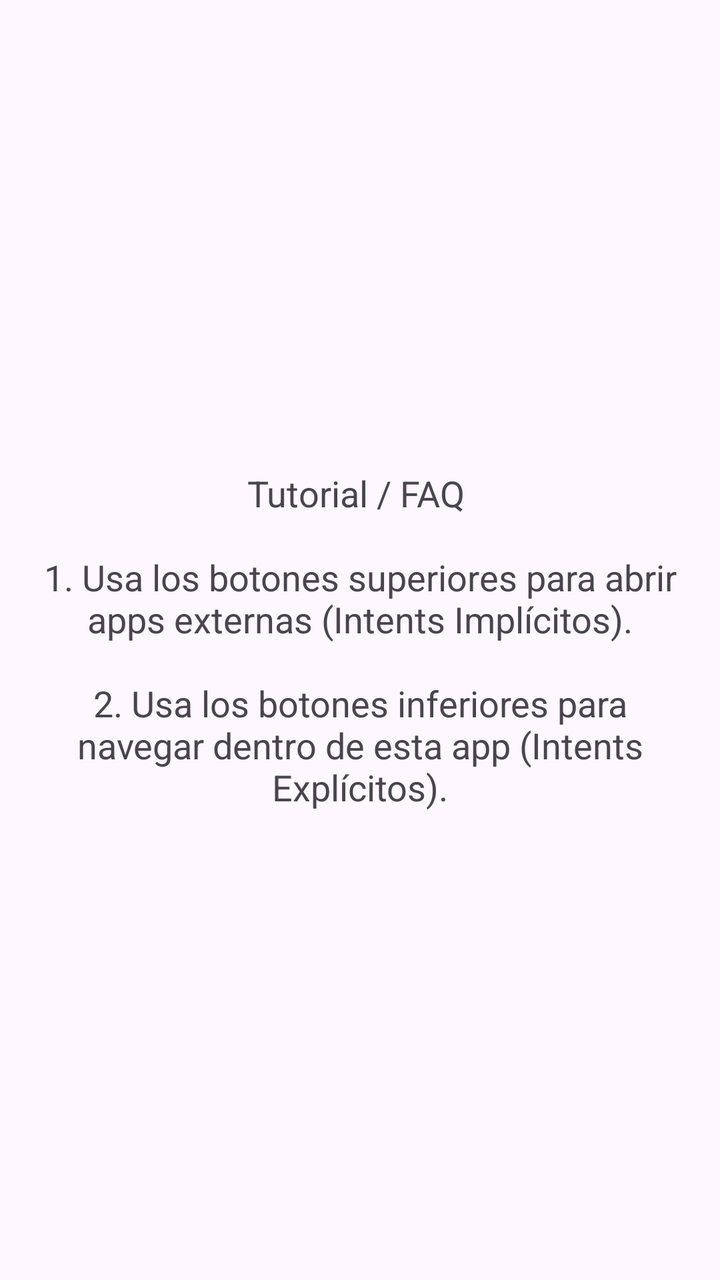
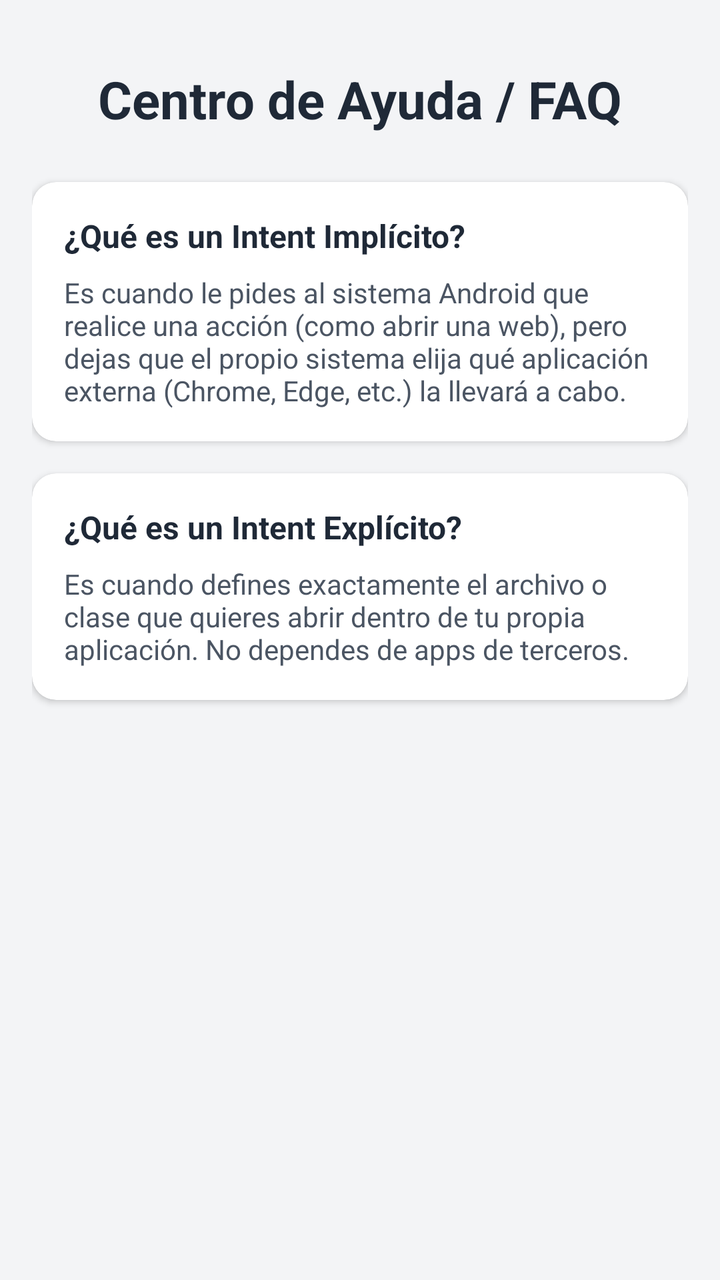

Screens rendered from an Android XML layout before and after an edit, with the pre-edit source and the edit as a unified diff.
<!-- AndroidManifest.xml: application theme Theme.App20 -->
<!-- res/layout/activity_ayuda.xml -->
<?xml version="1.0" encoding="utf-8"?>
<LinearLayout xmlns:android="http://schemas.android.com/apk/res/android"
    android:layout_width="match_parent"
    android:layout_height="match_parent"
    android:gravity="center"
    android:padding="20dp">

    <TextView
        android:layout_width="wrap_content"
        android:layout_height="wrap_content"
        android:text="Tutorial / FAQ \n\n1. Usa los botones superiores para abrir apps externas (Intents Implícitos).\n\n2. Usa los botones inferiores para navegar dentro de esta app (Intents Explícitos)."
        android:textSize="18sp"
        android:textAlignment="center"/>
</LinearLayout>
<!-- resources referenced by this layout -->
<resources>
  <style name="Theme.App20" parent="Base.Theme.App20" />
  <style name="Base.Theme.App20" parent="Theme.Material3.DayNight.NoActionBar">
          
          
      </style>
</resources>

<!-- the commit's change to res/layout/activity_ayuda.xml (unified diff, before → after) -->
@@ -1,14 +1,86 @@
 <?xml version="1.0" encoding="utf-8"?>
-<LinearLayout xmlns:android="http://schemas.android.com/apk/res/android"
+<ScrollView xmlns:android="http://schemas.android.com/apk/res/android"
+    xmlns:app="http://schemas.android.com/apk/res-auto"
     android:layout_width="match_parent"
     android:layout_height="match_parent"
-    android:gravity="center"
-    android:padding="20dp">
+    android:background="#F3F4F6"
+    android:padding="16dp">
 
-    <TextView
-        android:layout_width="wrap_content"
+    <LinearLayout
+        android:layout_width="match_parent"
         android:layout_height="wrap_content"
-        android:text="Tutorial / FAQ \n\n1. Usa los botones superiores para abrir apps externas (Intents Implícitos).\n\n2. Usa los botones inferiores para navegar dentro de esta app (Intents Explícitos)."
-        android:textSize="18sp"
-        android:textAlignment="center"/>
-</LinearLayout>
+        android:orientation="vertical">
+
+        <TextView
+            android:layout_width="match_parent"
+            android:layout_height="wrap_content"
+            android:layout_marginTop="16dp"
+            android:layout_marginBottom="24dp"
+            android:text="Centro de Ayuda / FAQ"
+            android:textAlignment="center"
+            android:textColor="#1F2937"
+            android:textSize="26sp"
+            android:textStyle="bold" />
+
+        <androidx.cardview.widget.CardView
+            android:layout_width="match_parent"
+            android:layout_height="wrap_content"
+            android:layout_marginBottom="16dp"
+            app:cardCornerRadius="12dp"
+            app:cardElevation="2dp">
+
+            <LinearLayout
+                android:layout_width="match_parent"
+                android:layout_height="wrap_content"
+                android:orientation="vertical"
+                android:padding="16dp">
+
+                <TextView
+                    android:layout_width="match_parent"
+                    android:layout_height="wrap_content"
+                    android:layout_marginBottom="8dp"
+                    android:text="¿Qué es un Intent Implícito?"
+                    android:textColor="#1F2937"
+                    android:textSize="16sp"
+                    android:textStyle="bold" />
+
+                <TextView
+                    android:layout_width="match_parent"
+                    android:layout_height="wrap_content"
+                    android:text="Es cuando le pides al sistema Android que realice una acción (como abrir una web), pero dejas que el propio sistema elija qué aplicación externa (Chrome, Edge, etc.) la llevará a cabo."
+                    android:textColor="#4B5563" />
+            </LinearLayout>
+        </androidx.cardview.widget.CardView>
+
+        <androidx.cardview.widget.CardView
+            android:layout_width="match_parent"
+            android:layout_height="wrap_content"
+            android:layout_marginBottom="16dp"
+            app:cardCornerRadius="12dp"
+            app:cardElevation="2dp">
+
+            <LinearLayout
+                android:layout_width="match_parent"
+                android:layout_height="wrap_content"
+                android:orientation="vertical"
+                android:padding="16dp">
+
+                <TextView
+                    android:layout_width="match_parent"
+                    android:layout_height="wrap_content"
+                    android:layout_marginBottom="8dp"
+                    android:text="¿Qué es un Intent Explícito?"
+                    android:textColor="#1F2937"
+                    android:textSize="16sp"
+                    android:textStyle="bold" />
+
+                <TextView
+                    android:layout_width="match_parent"
+                    android:layout_height="wrap_content"
+                    android:text="Es cuando defines exactamente el archivo o clase que quieres abrir dentro de tu propia aplicación. No dependes de apps de terceros."
+                    android:textColor="#4B5563" />
+            </LinearLayout>
+        </androidx.cardview.widget.CardView>
+
+    </LinearLayout>
+</ScrollView>
